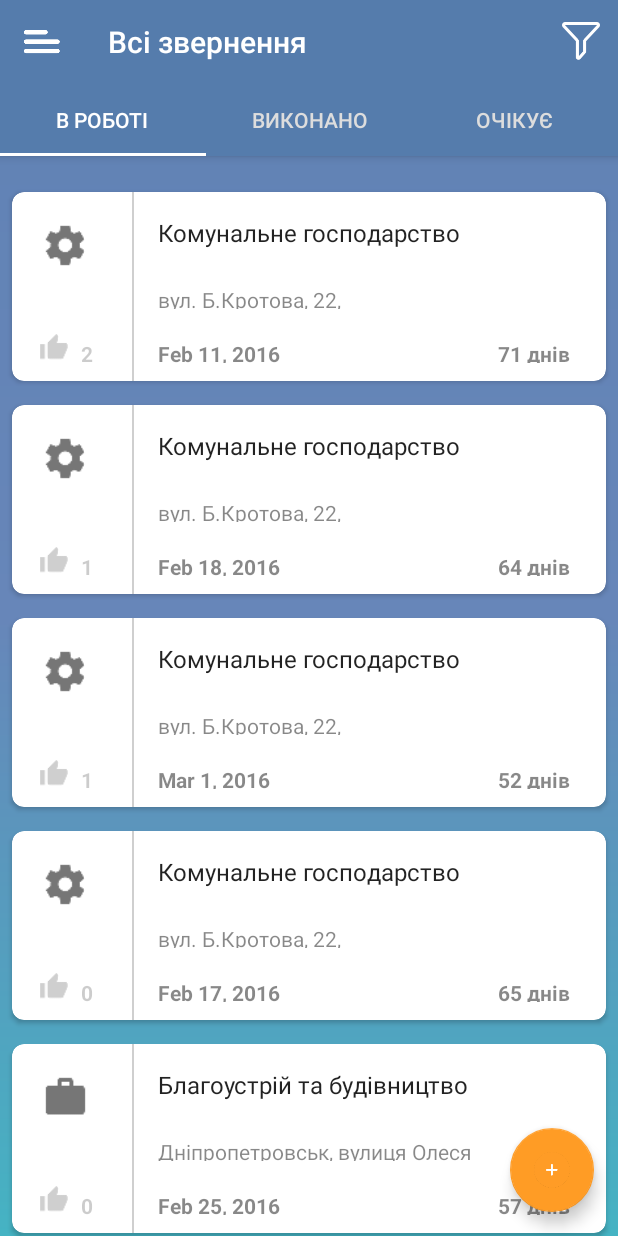
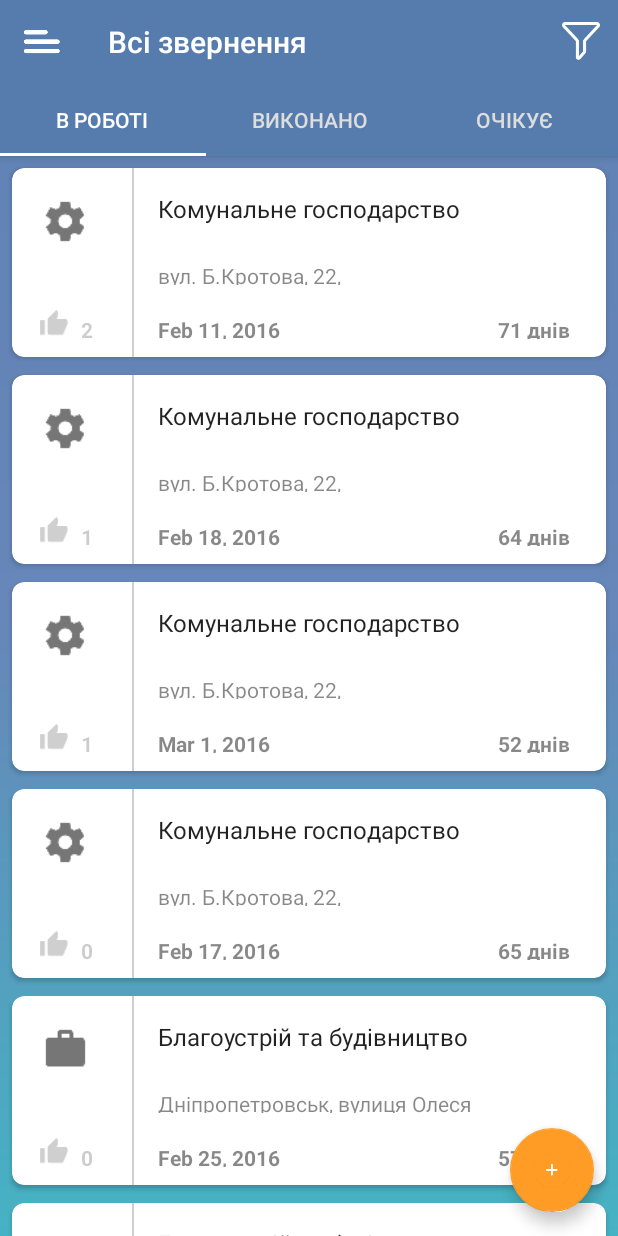
Before and after one commit to EvgeniyMoshnik/YalantisTask2, an Android app: the screen it shows after launch (MainActivity), on a phone screen of 412 x 824 dp. Run offline under Robolectric (Android 15) with nearby library versions, the phone set to English and light mode, and no system bars; libraries missing offline, so code that uses them is left out: com.melnykov.fab; plain views replace FloatingActionButton; 2 statements that could not run were skipped.

Commit message:
design edited 2

```diff
--- a/app/src/main/java/com/example/evgeniy/yalantistask2/activities/DetailActivity.java
+++ b/app/src/main/java/com/example/evgeniy/yalantistask2/activities/DetailActivity.java
@@ -53,7 +53,6 @@ public class DetailActivity extends AppCompatActivity {
         mTextViewValueStatus = (TextView) findViewById(R.id.textInWorking);
         mTextViewValueResponsible = (TextView) findViewById(R.id.dnipropetrovsk);
         mTextViewDescription = (TextView) findViewById(R.id.problem_description);
-
 
         Intent intent = getIntent();
         AppealEntity entity = (AppealEntity) intent.getSerializableExtra(getString(R.string.key_for_entity));
--- a/app/src/main/java/com/example/evgeniy/yalantistask2/activities/MainActivity.java
+++ b/app/src/main/java/com/example/evgeniy/yalantistask2/activities/MainActivity.java
@@ -19,6 +19,9 @@ import com.example.evgeniy.yalantistask2.data.State;
 import com.example.evgeniy.yalantistask2.fragments.AppealListViewFragment;
 import com.example.evgeniy.yalantistask2.fragments.AppealRecyclerFragment;
 
+/**
+ * Created by Evgeniy
+ */
 public class MainActivity extends AppCompatActivity {
 
     private DrawerLayout mDrawerLayout;
@@ -28,7 +31,6 @@ public class MainActivity extends AppCompatActivity {
         super.onCreate(savedInstanceState);
         setContentView(R.layout.activity_main);
 
-        // Adding Toolbar to Main screen
         Toolbar mToolbar = (Toolbar) findViewById(R.id.toolbar);
         setSupportActionBar(mToolbar);
         setTitle(R.string.app_title);
@@ -37,13 +39,11 @@ public class MainActivity extends AppCompatActivity {
         ViewPager viewPager = (ViewPager) findViewById(R.id.viewpager);
         setupViewPager(viewPager);
 
-        // Set Tabs inside Toolbar
         TabLayout tabs = (TabLayout) findViewById(R.id.tabs);
         if (tabs != null) {
             tabs.setupWithViewPager(viewPager);
         }
 
-        // Create Navigation drawer and inflate layout
         NavigationView navigationView = (NavigationView) findViewById(R.id.nav_view);
         mDrawerLayout = (DrawerLayout) findViewById(R.id.drawer);
 
--- a/app/src/main/java/com/example/evgeniy/yalantistask2/data/State.java
+++ b/app/src/main/java/com/example/evgeniy/yalantistask2/data/State.java
@@ -1,6 +1,9 @@
 package com.example.evgeniy.yalantistask2.data;
 
 
+/**
+ * Created by Evgeniy
+ */
 public enum State {
 
     WAIT(0),
--- a/app/src/main/java/com/example/evgeniy/yalantistask2/fragments/AppealListViewFragment.java
+++ b/app/src/main/java/com/example/evgeniy/yalantistask2/fragments/AppealListViewFragment.java
@@ -22,7 +22,7 @@ import java.util.List;
 
 
 /**
- * A simple {@link Fragment} subclass.
+ * Created by Evgeniy
  */
 public class AppealListViewFragment extends Fragment {
 
--- a/app/src/main/java/com/example/evgeniy/yalantistask2/fragments/AppealRecyclerFragment.java
+++ b/app/src/main/java/com/example/evgeniy/yalantistask2/fragments/AppealRecyclerFragment.java
@@ -21,6 +21,9 @@ import com.melnykov.fab.FloatingActionButton;
 import java.util.List;
 
 
+/**
+ * Created by Evgeniy
+ */
 public class AppealRecyclerFragment extends Fragment {
 
     public static final String STATE_KEY = "state";
--- a/app/src/main/res/layout/activity_main.xml
+++ b/app/src/main/res/layout/activity_main.xml
@@ -62,7 +62,7 @@
 
     <android.support.design.widget.NavigationView
         android:id="@+id/nav_view"
-        android:layout_width="@dimen/navigation_view_width"
+        android:layout_width="match_parent"
         android:layout_height="match_parent"
         android:layout_gravity="start"
         android:fitsSystemWindows="true"
--- a/app/src/main/res/layout/item_list_card.xml
+++ b/app/src/main/res/layout/item_list_card.xml
@@ -5,7 +5,10 @@
     android:id="@+id/card_view"
     android:layout_width="match_parent"
     android:layout_height="@dimen/card_height"
-    android:layout_margin="@dimen/card_item_margin"
+    android:layout_marginBottom="@dimen/card_item_margin_r"
+    android:layout_marginLeft="@dimen/card_item_margin"
+    android:layout_marginRight="@dimen/card_item_margin"
+    android:layout_marginTop="@dimen/card_item_margin"
     app:cardCornerRadius="@dimen/card_item_corner_radius">
 
     <RelativeLayout
--- a/app/src/main/res/layout/recycler_view.xml
+++ b/app/src/main/res/layout/recycler_view.xml
@@ -5,7 +5,5 @@
     android:layout_width="match_parent"
     android:layout_height="match_parent"
     android:clipToPadding="false"
-    android:paddingBottom="@dimen/card_item_parent_right_margin"
-    android:paddingTop="@dimen/card_item_parent_right_margin"
     android:scrollbars="vertical"
     app:layout_behavior="@string/appbar_scrolling_view_behavior" />
--- a/app/src/main/res/values/dimens.xml
+++ b/app/src/main/res/values/dimens.xml
@@ -6,6 +6,7 @@
     <!-- item_list_card -->
     <dimen name="card_height">126dp</dimen>
     <dimen name="card_item_margin">8dp</dimen>
+    <dimen name="card_item_margin_r">4dp</dimen>
     <dimen name="card_item_corner_radius">8dp</dimen>
     <dimen name="card_item_top_text_width">231dp</dimen>
     <dimen name="card_item_top_text_height">40dp</dimen>
@@ -35,7 +36,7 @@
     <dimen name="card_item_left_divider_margin">80dp</dimen>
 
     <dimen name="list_item_margin">8dp</dimen>
-    <dimen name="list_item_margin_2">16dp</dimen>
+    <dimen name="list_item_margin_2">12dp</dimen>
 
     <dimen name="fab_size">56dp</dimen>
     <dimen name="fab_margin">16dp</dimen>
--- a/app/src/main/res/values/styles.xml
+++ b/app/src/main/res/values/styles.xml
@@ -57,7 +57,7 @@
     </style>
 
     <style name="DrawerMenuItemAppearance" parent="TextAppearance.AppCompat.Menu">
-        <item name="android:textSize">14sp</item>
+        <item name="android:textSize">15sp</item>
     </style>
 
     <style name="DrawerHeaderTitle">
```
